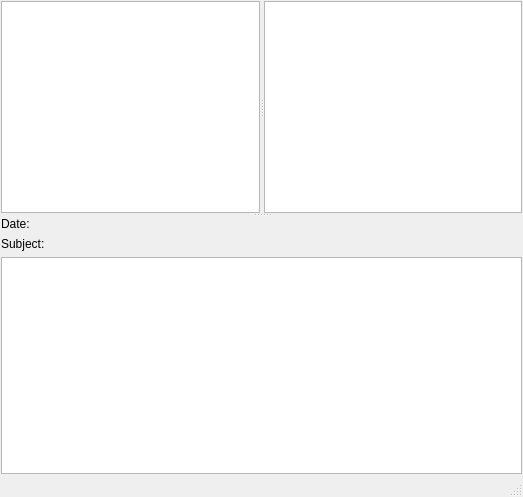
This is plugins/news/news.ui in xmpp-graveyard/jabbim as Qt 5 draws it before an edit. The edited form follows.
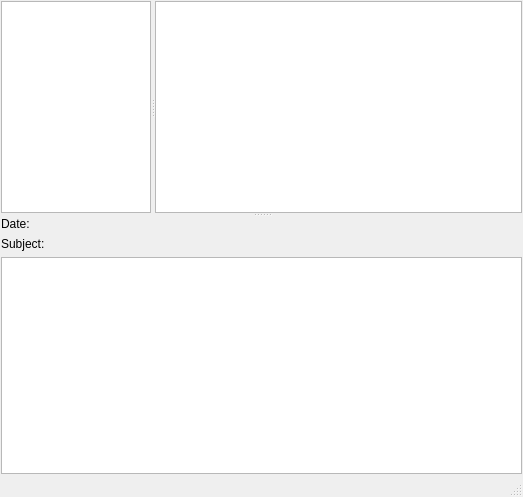
This is the edited form.

```diff
--- a/plugins/news/news.ui
+++ b/plugins/news/news.ui
@@ -17,7 +17,19 @@
     <property name="margin" >
      <number>1</number>
     </property>
-    <property name="spacing" >
+    <property name="topMargin" >
+     <number>1</number>
+    </property>
+    <property name="rightMargin" >
+     <number>1</number>
+    </property>
+    <property name="bottomMargin" >
+     <number>1</number>
+    </property>
+    <property name="horizontalSpacing" >
+     <number>6</number>
+    </property>
+    <property name="verticalSpacing" >
      <number>6</number>
     </property>
     <item row="0" column="0" >
@@ -31,13 +43,17 @@
        </property>
        <widget class="QListWidget" name="roster" >
         <property name="sizePolicy" >
-         <sizepolicy>
-          <hsizetype>5</hsizetype>
-          <vsizetype>7</vsizetype>
+         <sizepolicy vsizetype="Expanding" hsizetype="Preferred" >
           <horstretch>0</horstretch>
           <verstretch>0</verstretch>
          </sizepolicy>
         </property>
+        <property name="maximumSize" >
+         <size>
+          <width>150</width>
+          <height>16777215</height>
+         </size>
+        </property>
        </widget>
        <widget class="QListWidget" name="zpravy" />
       </widget>
```
Left out of the diff: 70 changed lines with no effect on the pictures.
